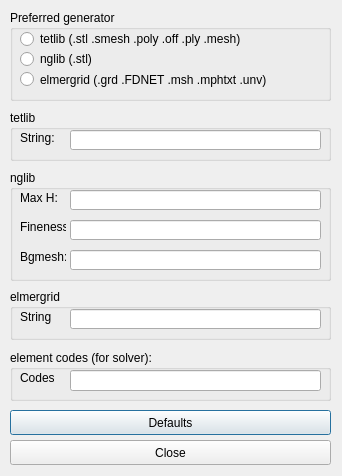
First picture: the form in misc/Mesh3D/forms/meshcontrol.ui, repository tehnick/elmerfem, before the edit.
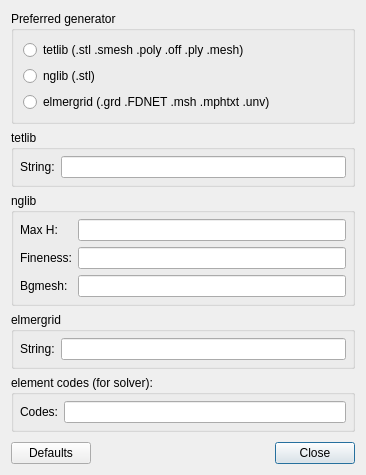
Second picture: the form after the edit. Icons and pictures are not drawn.

Commit message: Fixed minor visual glitches on several form.

Diff of the .ui file:
```diff
--- a/misc/Mesh3D/forms/meshcontrol.ui
+++ b/misc/Mesh3D/forms/meshcontrol.ui
@@ -5,8 +5,8 @@
    <rect>
     <x>0</x>
     <y>0</y>
-    <width>342</width>
-    <height>476</height>
+    <width>366</width>
+    <height>475</height>
    </rect>
   </property>
   <property name="windowTitle" >
@@ -15,274 +15,229 @@
   <property name="windowIcon" >
    <iconset resource="../Mesh3D.qrc" >:/icons/configure.png</iconset>
   </property>
+  <layout class="QVBoxLayout" >
+   <item>
   <widget class="QGroupBox" name="engineGroup" >
-   <property name="geometry" >
-    <rect>
-     <x>10</x>
-     <y>10</y>
-     <width>321</width>
-     <height>91</height>
-    </rect>
-   </property>
    <property name="title" >
     <string>Preferred generator</string>
    </property>
+     <layout class="QVBoxLayout" >
+      <item>
    <widget class="QRadioButton" name="tetlibRadioButton" >
-    <property name="geometry" >
-     <rect>
-      <x>10</x>
-      <y>20</y>
-      <width>271</width>
-      <height>18</height>
-     </rect>
-    </property>
     <property name="text" >
      <string>tetlib (.stl .smesh .poly .off .ply .mesh)</string>
     </property>
    </widget>
+      </item>
+      <item>
    <widget class="QRadioButton" name="nglibRadioButton" >
-    <property name="geometry" >
-     <rect>
-      <x>10</x>
-      <y>40</y>
-      <width>83</width>
-      <height>18</height>
-     </rect>
-    </property>
     <property name="text" >
      <string>nglib (.stl)</string>
     </property>
    </widget>
+      </item>
+      <item>
    <widget class="QRadioButton" name="elmerGridRadioButton" >
-    <property name="geometry" >
-     <rect>
-      <x>10</x>
-      <y>60</y>
-      <width>251</width>
-      <height>19</height>
-     </rect>
-    </property>
     <property name="text" >
      <string>elmergrid (.grd .FDNET .msh .mphtxt .unv)</string>
     </property>
    </widget>
-  </widget>
+      </item>
+     </layout>
+    </widget>
+   </item>
+   <item>
   <widget class="QGroupBox" name="tetlibGroup" >
-   <property name="geometry" >
-    <rect>
-     <x>10</x>
-     <y>110</y>
-     <width>321</width>
-     <height>51</height>
-    </rect>
-   </property>
    <property name="title" >
     <string>tetlib</string>
    </property>
+     <layout class="QGridLayout" >
+      <property name="leftMargin" >
+       <number>6</number>
+      </property>
+      <property name="topMargin" >
+       <number>6</number>
+      </property>
+      <property name="rightMargin" >
+       <number>6</number>
+      </property>
+      <property name="bottomMargin" >
+       <number>6</number>
+      </property>
+      <item row="0" column="0" >
    <widget class="QLabel" name="tetlibStringLabel" >
-    <property name="geometry" >
-     <rect>
-      <x>10</x>
-      <y>20</y>
-      <width>41</width>
-      <height>16</height>
-     </rect>
-    </property>
     <property name="text" >
      <string>String:</string>
     </property>
    </widget>
-   <widget class="QLineEdit" name="tetlibStringEdit" >
-    <property name="geometry" >
-     <rect>
-      <x>60</x>
-      <y>20</y>
-      <width>251</width>
-      <height>20</height>
-     </rect>
-    </property>
-   </widget>
-  </widget>
+      </item>
+      <item row="0" column="1" >
+       <widget class="QLineEdit" name="tetlibStringEdit" />
+      </item>
+     </layout>
+    </widget>
+   </item>
+   <item>
   <widget class="QGroupBox" name="nglibGroup" >
-   <property name="geometry" >
-    <rect>
-     <x>10</x>
-     <y>170</y>
-     <width>321</width>
-     <height>111</height>
-    </rect>
-   </property>
    <property name="title" >
     <string>nglib</string>
    </property>
+     <layout class="QGridLayout" >
+      <property name="leftMargin" >
+       <number>6</number>
+      </property>
+      <property name="topMargin" >
+       <number>6</number>
+      </property>
+      <property name="rightMargin" >
+       <number>6</number>
+      </property>
+      <property name="bottomMargin" >
+       <number>6</number>
+      </property>
+      <item row="0" column="0" >
    <widget class="QLabel" name="nglibMaxHLabel" >
-    <property name="geometry" >
-     <rect>
-      <x>10</x>
-      <y>20</y>
-      <width>41</width>
-      <height>16</height>
-     </rect>
-    </property>
     <property name="text" >
      <string>Max H:</string>
     </property>
    </widget>
+      </item>
+      <item row="0" column="1" >
+       <widget class="QLineEdit" name="nglibMaxHEdit" />
+      </item>
+      <item row="1" column="0" >
    <widget class="QLabel" name="nglibFinenessLabel" >
-    <property name="geometry" >
-     <rect>
-      <x>10</x>
-      <y>50</y>
-      <width>46</width>
-      <height>14</height>
-     </rect>
-    </property>
     <property name="text" >
      <string>Fineness:</string>
     </property>
    </widget>
+      </item>
+      <item row="1" column="1" >
+       <widget class="QLineEdit" name="nglibFinenessEdit" />
+      </item>
+      <item row="2" column="0" >
    <widget class="QLabel" name="nglibBgmeshLabel" >
-    <property name="geometry" >
-     <rect>
-      <x>10</x>
-      <y>80</y>
-      <width>46</width>
-      <height>14</height>
-     </rect>
-    </property>
     <property name="text" >
      <string>Bgmesh:</string>
     </property>
    </widget>
-   <widget class="QLineEdit" name="nglibMaxHEdit" >
-    <property name="geometry" >
-     <rect>
-      <x>60</x>
-      <y>20</y>
-      <width>251</width>
-      <height>20</height>
-     </rect>
-    </property>
-   </widget>
-   <widget class="QLineEdit" name="nglibFinenessEdit" >
-    <property name="geometry" >
-     <rect>
-      <x>60</x>
-      <y>50</y>
-      <width>251</width>
-      <height>20</height>
-     </rect>
-    </property>
-   </widget>
-   <widget class="QLineEdit" name="nglibBgmeshEdit" >
-    <property name="geometry" >
-     <rect>
-      <x>60</x>
-      <y>80</y>
-      <width>251</width>
-      <height>20</height>
-     </rect>
-    </property>
-   </widget>
-  </widget>
-  <widget class="QPushButton" name="defaultsButton" >
-   <property name="geometry" >
-    <rect>
-     <x>10</x>
-     <y>410</y>
-     <width>321</width>
-     <height>25</height>
-    </rect>
-   </property>
-   <property name="text" >
-    <string>Defaults</string>
-   </property>
-  </widget>
-  <widget class="QPushButton" name="closeButton" >
-   <property name="geometry" >
-    <rect>
-     <x>10</x>
-     <y>440</y>
-     <width>321</width>
-     <height>25</height>
-    </rect>
-   </property>
-   <property name="text" >
-    <string>Close</string>
-   </property>
-  </widget>
+      </item>
+      <item row="2" column="1" >
+       <widget class="QLineEdit" name="nglibBgmeshEdit" />
+      </item>
+     </layout>
+    </widget>
+   </item>
+   <item>
   <widget class="QGroupBox" name="elmerGridGroup" >
-   <property name="geometry" >
-    <rect>
-     <x>10</x>
-     <y>289</y>
-     <width>321</width>
-     <height>51</height>
-    </rect>
-   </property>
    <property name="title" >
     <string>elmergrid</string>
    </property>
+     <layout class="QGridLayout" >
+      <property name="leftMargin" >
+       <number>6</number>
+      </property>
+      <property name="topMargin" >
+       <number>6</number>
+      </property>
+      <property name="rightMargin" >
+       <number>6</number>
+      </property>
+      <property name="bottomMargin" >
+       <number>6</number>
+      </property>
+      <item row="0" column="0" >
    <widget class="QLabel" name="elmerGridStringLabel" >
-    <property name="geometry" >
-     <rect>
-      <x>10</x>
-      <y>20</y>
-      <width>32</width>
-      <height>16</height>
-     </rect>
-    </property>
     <property name="text" >
      <string>String:</string>
     </property>
    </widget>
-   <widget class="QLineEdit" name="elmerGridStringEdit" >
-    <property name="geometry" >
-     <rect>
-      <x>60</x>
-      <y>20</y>
-      <width>251</width>
-      <height>20</height>
-     </rect>
-    </property>
-   </widget>
-  </widget>
+      </item>
+      <item row="0" column="1" >
+       <widget class="QLineEdit" name="elmerGridStringEdit" />
+      </item>
+     </layout>
+    </widget>
+   </item>
+   <item>
   <widget class="QGroupBox" name="elementCodesGroup" >
-   <property name="geometry" >
-    <rect>
-     <x>10</x>
-     <y>350</y>
-     <width>321</width>
-     <height>51</height>
-    </rect>
-   </property>
    <property name="title" >
     <string>element codes (for solver):</string>
    </property>
-   <widget class="QLineEdit" name="elementCodesStringEdit" >
-    <property name="geometry" >
-     <rect>
-      <x>60</x>
-      <y>20</y>
-      <width>251</width>
-      <height>21</height>
-     </rect>
-    </property>
-   </widget>
+     <layout class="QGridLayout" >
+      <property name="leftMargin" >
+       <number>6</number>
+      </property>
+      <property name="topMargin" >
+       <number>6</number>
+      </property>
+      <property name="rightMargin" >
+       <number>6</number>
+      </property>
+      <property name="bottomMargin" >
+       <number>6</number>
+      </property>
+      <item row="0" column="0" >
    <widget class="QLabel" name="elementCodesLabel" >
-    <property name="geometry" >
-     <rect>
-      <x>10</x>
-      <y>20</y>
-      <width>34</width>
-      <height>16</height>
-     </rect>
-    </property>
     <property name="text" >
      <string>Codes:</string>
     </property>
    </widget>
-  </widget>
+      </item>
+      <item row="0" column="1" >
+       <widget class="QLineEdit" name="elementCodesStringEdit" />
+      </item>
+     </layout>
+    </widget>
+   </item>
+   <item>
+    <spacer>
+     <property name="orientation" >
+      <enum>Qt::Vertical</enum>
+     </property>
+     <property name="sizeHint" >
+      <size>
+       <width>20</width>
+       <height>40</height>
+      </size>
+     </property>
+    </spacer>
+   </item>
+   <item>
+    <layout class="QHBoxLayout" >
+     <item>
+      <widget class="QPushButton" name="defaultsButton" >
+       <property name="text" >
+        <string>Defaults</string>
+       </property>
+      </widget>
+     </item>
+     <item>
+      <spacer>
+       <property name="orientation" >
+        <enum>Qt::Horizontal</enum>
+       </property>
+       <property name="sizeHint" >
+        <size>
+         <width>40</width>
+         <height>20</height>
+        </size>
+       </property>
+      </spacer>
+     </item>
+     <item>
+      <widget class="QPushButton" name="closeButton" >
+       <property name="text" >
+        <string>Close</string>
+       </property>
+       <property name="default" >
+        <bool>true</bool>
+       </property>
+      </widget>
+     </item>
+    </layout>
+   </item>
+  </layout>
  </widget>
  <resources>
   <include location="../Mesh3D.qrc" />
```
Lines whose indentation alone changed are shown as unchanged. The commit also changes 5 other files.
